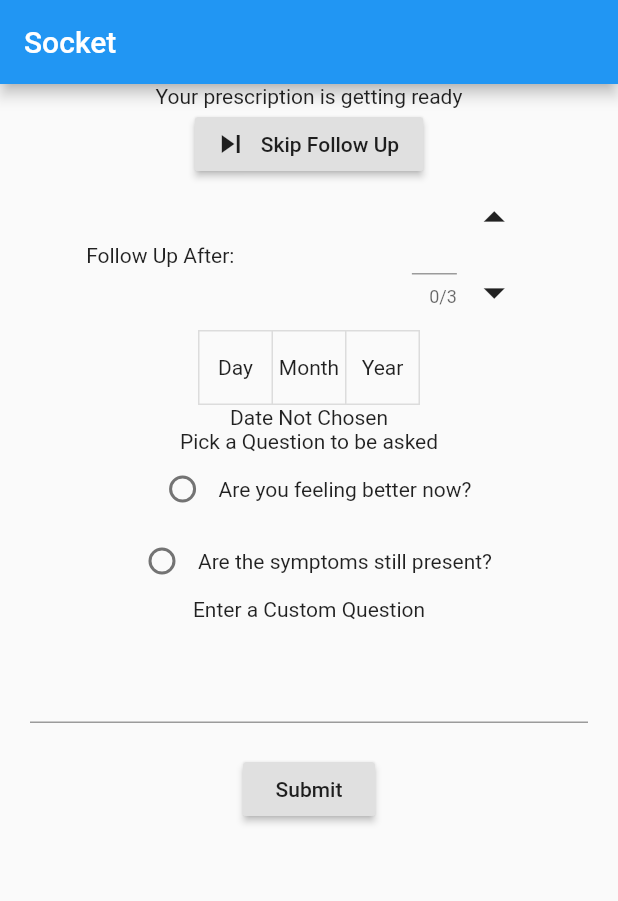
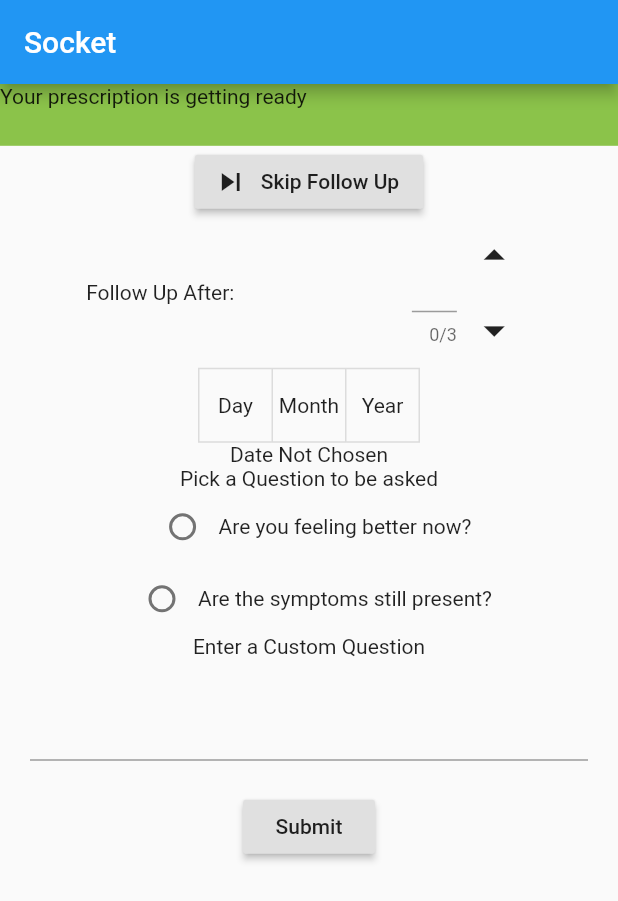
Before and after one commit to aparnak799/ScribePlus, a Flutter app: the screen it shows after launch, on a phone screen of 412 x 824 dp. Shown: the top 901 px of the screen. Run offline on Flutter 3.47's test engine with Material 2 defaults, Android fonts, the light colour scheme and no system bars; our stand-ins replace file, jiffy, permission_handler, shared_preferences; missing offline and left inert: audio_recorder, flutter_portal, flutter_socket_io, qrscan.

Commit message:
Show notification when message ready

```diff
--- a/lib/main.dart
+++ b/lib/main.dart
@@ -16,7 +16,7 @@ class MyApp extends StatelessWidget {
     return MaterialApp(
       title: title,
       home:
-       MyHomePage()
+      FollowUpPage()
       // DoctorLogin()
       // UploadAudioPrescription()
     );
--- a/lib/socket.dart
+++ b/lib/socket.dart
@@ -1,45 +1,41 @@
+import 'dart:convert';
+
 import 'package:flutter/cupertino.dart';
 import 'package:flutter/material.dart';
-import 'package:flutter_portal/flutter_portal.dart';
+import 'package:flutter_socket_io/flutter_socket_io.dart';
+import 'package:flutter_socket_io/socket_io_manager.dart';
+import 'package:jiffy/jiffy.dart';
+import 'package:shared_preferences/shared_preferences.dart';
 
 import 'url.dart';
 
-import 'package:flutter_socket_io/flutter_socket_io.dart';
-import 'package:flutter_socket_io/socket_io_manager.dart';
-import 'package:shared_preferences/shared_preferences.dart';
-import 'dart:convert';
-import 'package:jiffy/jiffy.dart';
 
-class MyHomePage extends StatefulWidget {
+class FollowUpPage extends StatefulWidget {
 
   @override
-  _MyHomePageState createState() => _MyHomePageState();
+  _FollowUpPageState createState() => _FollowUpPageState();
 }
 
-class _MyHomePageState extends State<MyHomePage> {
+class _FollowUpPageState extends State<FollowUpPage> {
   SocketIO socketIO;
-  Map<String,String> response;
+  var response;
+  var prescription;
   bool _prescriptionReady;
   List<bool> isSelected;
   String questionPicked;
   DateTime chosenDate;
   TextEditingController _followDayController= new TextEditingController();
 
+
   @override
   void initState() {
     _prescriptionReady=false;
     questionPicked='Question';
-    socketIO = SocketIOManager().createSocketIO(
-     socketUrl,
-      '/',
-    );
     isSelected=[false,false,false];
+    socketIO = SocketIOManager().createSocketIO(socketUrl,'/');
     socketIO.init();
     getSharedPrefsSocketID().then((String socketID){
-      socketIO.subscribe(socketID, (jsonResponse) {
-      response=json.decode(jsonResponse);
-      _prescriptionReady=true;
-    });
+      getPrescription(socketID);
     });
     socketIO.connect();
     super.initState();
@@ -55,8 +51,8 @@ class _MyHomePageState extends State<MyHomePage> {
           mainAxisAlignment: MainAxisAlignment.spaceEvenly,
           children: <Widget>[
             _prescriptionReady==false?
-              Text("Your prescription is getting ready"):
-              Text("Your Prescription is ready"),
+              gettingReadyNotificationWidget():
+              readyNotificationWidget(),
               RaisedButton.icon(
               icon: Icon(Icons.skip_next),
               label: Text("Skip Follow Up"),
@@ -67,7 +63,7 @@ class _MyHomePageState extends State<MyHomePage> {
             Flexible(
               child: ListView(
                 children: <Widget>[
-                  this.SetFollowUpWidget()
+                  this.setFollowUpWidget()
                 ],
               ),
             )
@@ -79,21 +75,44 @@ class _MyHomePageState extends State<MyHomePage> {
 );
   }
 
-  // Widget prescriptionRowWidget(String keyText, String valueTextField, TextEditingController _valueController){
-  //    _valueController.text=valueTextField;
-  //   return Row(
-  //     mainAxisAlignment: MainAxisAlignment.spaceAround,
-  //     children: <Widget>[
-  //       Text(keyText),
-  //       TextFormField(
-  //         controller: _valueController,
-  //       )
-  //     ],
-  //   );
-  // }
+  Widget gettingReadyNotificationWidget(){
+    return LayoutBuilder(
+      builder: (BuildContext context,BoxConstraints constraints){
+        return Container(
+        height: MediaQuery.of(context).size.height * 0.05,
+        width: constraints.maxWidth,
+        color: Colors.lightGreen,
+        child: Text("Your prescription is getting ready")
+      );
+      },
+    );
+  }
 
-  Widget SetFollowUpWidget(){
-    var now = new DateTime.now();
+  Widget readyNotificationWidget(){
+    return LayoutBuilder(
+      builder: (BuildContext context,BoxConstraints constraints){
+        return Container(
+        height: MediaQuery.of(context).size.height * 0.05,
+        width: constraints.maxWidth,
+        color: Colors.lightGreen,
+        child: Row(
+          mainAxisAlignment: MainAxisAlignment.spaceBetween,
+          children: <Widget>[
+            Text("Your Prescription is ready"),
+            FlatButton(
+              child: Text("View"),
+              onPressed: (){
+                socketIO.disconnect();
+                print(prescription);},
+            )
+          ],
+        )
+      );
+      },
+    );
+  }
+
+  Widget setFollowUpWidget(){
 
     print(chosenDate);
     return Column(
@@ -103,7 +122,7 @@ class _MyHomePageState extends State<MyHomePage> {
           mainAxisAlignment: MainAxisAlignment.spaceAround,
           children: <Widget>[
             Text("Follow Up After: "),
-            NumberIncrementDecrementWidget(_followDayController),
+            numberIncrementDecrementWidget(_followDayController),
           ],
         ),
           ToggleButtons(
@@ -143,7 +162,7 @@ class _MyHomePageState extends State<MyHomePage> {
             chosenDate!=null?
             Text("${this.chosenDate.day} ${this.chosenDate.month} ${this.chosenDate.year}"):
             Text('Date Not Chosen'),
-            QuestionsWidget(),
+            questionsWidget(),
             RaisedButton(
               child: Text("Submit"),
               onPressed: (){
@@ -155,7 +174,8 @@ class _MyHomePageState extends State<MyHomePage> {
       ],
     );
   }
-  Widget QuestionsWidget(){
+
+  Widget questionsWidget(){
     return Column(
       mainAxisAlignment: MainAxisAlignment.center,
       children: <Widget>[
@@ -211,7 +231,7 @@ class _MyHomePageState extends State<MyHomePage> {
     );
   }
 
-  Widget NumberIncrementDecrementWidget(TextEditingController _followDayController){
+  Widget numberIncrementDecrementWidget(TextEditingController _followDayController){
     return
     // Text("data");
     Container(
@@ -271,43 +291,27 @@ class _MyHomePageState extends State<MyHomePage> {
       )
 
       );
-      // Row(
-      // // mainAxisAlignment: MainAxisAlignment.spaceAround,
-      // children: <Widget>[
-      //   Flexible(
-      //   flex: 1,
-      //   child: TextFormField(
-      //     keyboardType: TextInputType.numberWithOptions(
-      //       signed: true,
-      //       decimal: false
-      //     ),
-      //   )),
-        // Column(
-        //   mainAxisAlignment: MainAxisAlignment.spaceEvenly,
-        //   children: <Widget>[
-        //     IconButton(
-        //       icon: Icon(Icons.arrow_drop_up),
-        //       onPressed: (){
-        //         print("Increment");
-        //       },
-        //     ),
-        //     IconButton(
-        //       icon: Icon(Icons.arrow_drop_down),
-        //       onPressed: (){
-        //         print("Decrement");
-        //       },
-        //     )
-        //   ],
-        // )
-      // ],
-    // )
-    // );
+  }
+
+    Future<void> getPrescription(String socketID) async{
+      return await socketIO.subscribe(socketID, (jsonResponse) {
+      print("Inside Subscribe");
+      response=json.decode(jsonResponse);
+      print(response);
+      setState(() {
+        _prescriptionReady=true;
+        prescription=new Map();
+        prescription['Disease']=json.decode(jsonResponse)['disease'];
+        prescription['Drugs']=json.decode(jsonResponse)['drug'];
+      });
+    });
+
   }
 
   Future<String> getSharedPrefsSocketID() async{
     SharedPreferences _prefs = await SharedPreferences.getInstance();
     String socketID= _prefs.getString("Socket-Id");
     _prefs.remove("Socket-Id");
-    return socketID;
+    return "1594098288464";//Change Socket ID
   }
 }
```
